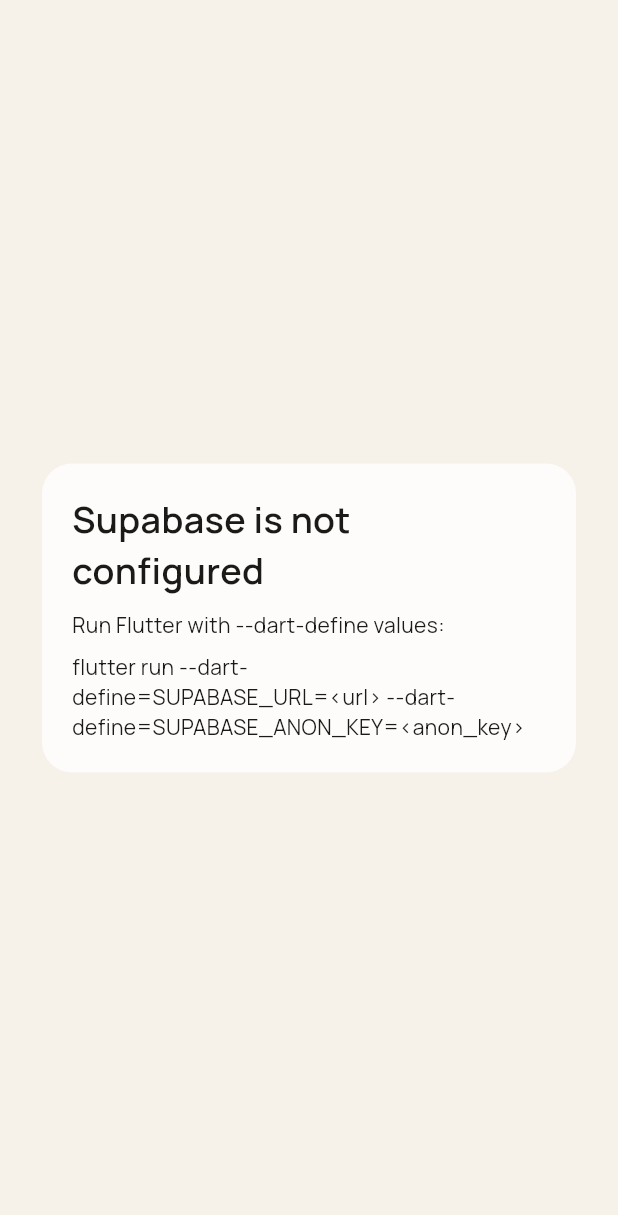
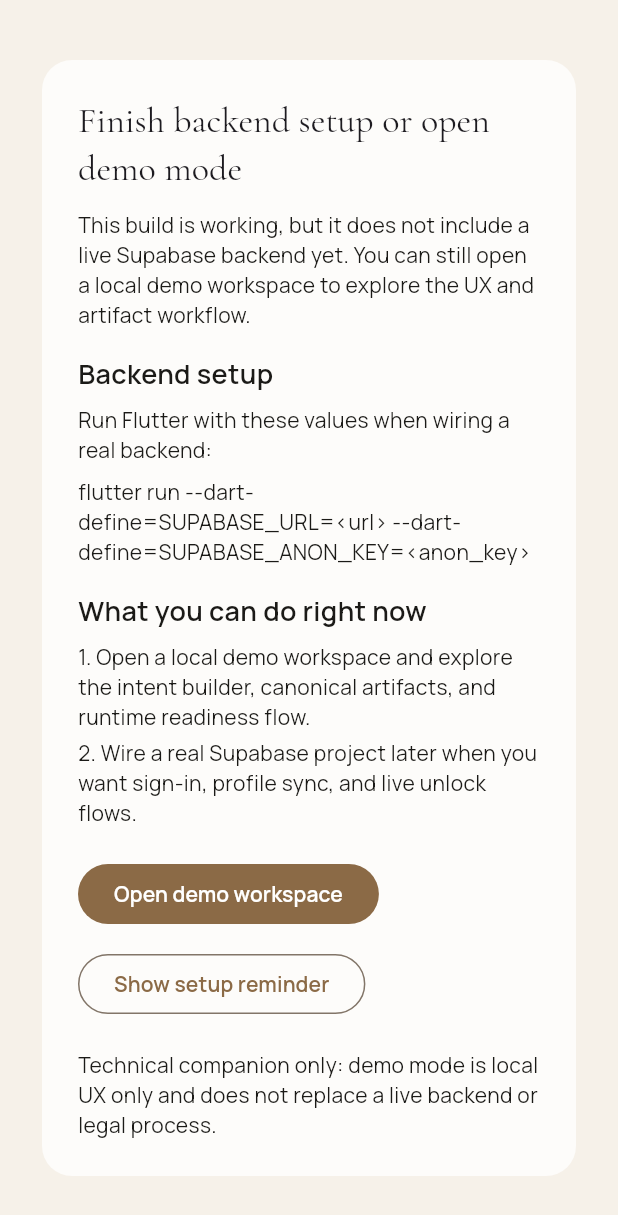
Before and after one commit to sanom-ai/digital-legacy-weaver, a Flutter app: the screen it shows after launch, on a phone screen of 412 x 824 dp. Shown: the top 1215 px of the screen. Run offline on Flutter 3.47's test engine with Material 3 defaults, Android fonts, the phone set to English and light mode, and no system bars; our stand-ins replace flutter_riverpod, flutter_secure_storage, google_fonts, shared_preferences, supabase_flutter; missing offline and left inert: cryptography; accounts and stored records are empty.

Commit message:
feat: add demo landing for unconfigured app builds

```diff
--- a/apps/flutter_app/lib/features/auth/auth_gate.dart
+++ b/apps/flutter_app/lib/features/auth/auth_gate.dart
@@ -1,4 +1,5 @@
 import 'package:digital_legacy_weaver/core/config/app_config.dart';
+import 'package:digital_legacy_weaver/features/auth/config_landing_screen.dart';
 import 'package:digital_legacy_weaver/features/auth/sign_in_screen.dart';
 import 'package:digital_legacy_weaver/features/dashboard/dashboard_screen.dart';
 import 'package:flutter/material.dart';
@@ -10,7 +11,7 @@
   @override
   Widget build(BuildContext context) {
     if (!AppConfig.isConfigured) {
-      return const _MissingConfigScreen();
+      return const ConfigLandingScreen();
     }
 
     return StreamBuilder<AuthState>(
@@ -25,42 +26,3 @@
     );
   }
 }
-
-class _MissingConfigScreen extends StatelessWidget {
-  const _MissingConfigScreen();
-
-  @override
-  Widget build(BuildContext context) {
-    return Scaffold(
-      body: Center(
-        child: Padding(
-          padding: const EdgeInsets.all(24),
-          child: ConstrainedBox(
-            constraints: const BoxConstraints(maxWidth: 560),
-            child: const Card(
-              child: Padding(
-                padding: EdgeInsets.all(20),
-                child: Column(
-                  mainAxisSize: MainAxisSize.min,
-                  crossAxisAlignment: CrossAxisAlignment.start,
-                  children: [
-                    Text(
-                      "Supabase is not configured",
-                      style: TextStyle(fontSize: 24, fontWeight: FontWeight.w600),
-                    ),
-                    SizedBox(height: 10),
-                    Text("Run Flutter with --dart-define values:"),
-                    SizedBox(height: 8),
-                    SelectableText(
-                      "flutter run --dart-define=SUPABASE_URL=<url> --dart-define=SUPABASE_ANON_KEY=<anon_key>",
-                    ),
-                  ],
-                ),
-              ),
-            ),
-          ),
-        ),
-      ),
-    );
-  }
-}
--- /dev/null
+++ b/apps/flutter_app/lib/features/auth/config_landing_screen.dart
@@ -0,0 +1,122 @@
+import 'package:digital_legacy_weaver/features/intent_builder/intent_builder_screen.dart';
+import 'package:digital_legacy_weaver/features/profile/profile_model.dart';
+import 'package:digital_legacy_weaver/features/settings/safety_settings_model.dart';
+import 'package:flutter/material.dart';
+
+class ConfigLandingScreen extends StatelessWidget {
+  const ConfigLandingScreen({
+    super.key,
+    this.unlockAttempt = false,
+  });
+
+  final bool unlockAttempt;
+
+  static final ProfileModel _demoProfile = ProfileModel(
+    id: 'demo-owner',
+    backupEmail: 'owner@example.com',
+    beneficiaryEmail: 'beneficiary@example.com',
+    legacyInactivityDays: 180,
+    selfRecoveryInactivityDays: 45,
+    lastActiveAt: DateTime.utc(2026, 1, 1),
+  );
+
+  static const SafetySettingsModel _demoSettings = SafetySettingsModel(
+    remindersEnabled: true,
+    reminderOffsetsDays: [14, 7, 1],
+    gracePeriodDays: 3,
+    legalDisclaimerAccepted: true,
+    emergencyPauseUntil: null,
+    requireTotpUnlock: false,
+    privateFirstMode: true,
+    tracePrivacyProfile: 'minimal',
+  );
+
+  @override
+  Widget build(BuildContext context) {
+    return Scaffold(
+      body: Center(
+        child: SingleChildScrollView(
+          padding: const EdgeInsets.all(24),
+          child: ConstrainedBox(
+            constraints: const BoxConstraints(maxWidth: 760),
+            child: Card(
+              child: Padding(
+                padding: const EdgeInsets.all(24),
+                child: Column(
+                  crossAxisAlignment: CrossAxisAlignment.start,
+                  mainAxisSize: MainAxisSize.min,
+                  children: [
+                    Text(
+                      unlockAttempt ? "Backend setup required" : "Finish backend setup or open demo mode",
+                      style: Theme.of(context).textTheme.headlineSmall,
+                    ),
+                    const SizedBox(height: 12),
+                    Text(
+                      unlockAttempt
+                          ? "This release bundle opened correctly, but unlock mode still needs Supabase runtime configuration before it can talk to a live backend."
+                          : "This build is working, but it does not include a live Supabase backend yet. You can still open a local demo workspace to explore the UX and artifact workflow.",
+                    ),
+                    const SizedBox(height: 16),
+                    const Text(
+                      "Backend setup",
+                      style: TextStyle(fontSize: 18, fontWeight: FontWeight.w600),
+                    ),
+                    const SizedBox(height: 8),
+                    const Text("Run Flutter with these values when wiring a real backend:"),
+                    const SizedBox(height: 8),
+                    const SelectableText(
+                      "flutter run --dart-define=SUPABASE_URL=<url> --dart-define=SUPABASE_ANON_KEY=<anon_key>",
+                    ),
+                    const SizedBox(height: 16),
+                    const Text(
+                      "What you can do right now",
+                      style: TextStyle(fontSize: 18, fontWeight: FontWeight.w600),
+                    ),
+                    const SizedBox(height: 8),
+                    const Text("1. Open a local demo workspace and explore the intent builder, canonical artifacts, and runtime readiness flow."),
+                    const SizedBox(height: 4),
+                    const Text("2. Wire a real Supabase project later when you want sign-in, profile sync, and live unlock flows."),
+                    const SizedBox(height: 20),
+                    Wrap(
+                      spacing: 12,
+                      runSpacing: 12,
+                      children: [
+                        FilledButton(
+                          onPressed: () {
+                            Navigator.of(context).push(
+                              MaterialPageRoute(
+                                builder: (_) => IntentBuilderScreen(
+                                  profile: _demoProfile,
+                                  settings: _demoSettings,
+                                ),
+                              ),
+                            );
+                          },
+                          child: const Text("Open demo workspace"),
+                        ),
+                        OutlinedButton(
+                          onPressed: () {
+                            ScaffoldMessenger.of(context).showSnackBar(
+                              const SnackBar(
+                                content: Text("Use the displayed --dart-define values when you are ready to connect a real backend."),
+                              ),
+                            );
+                          },
+                          child: const Text("Show setup reminder"),
+                        ),
+                      ],
+                    ),
+                    const SizedBox(height: 20),
+                    const Text(
+                      "Technical companion only: demo mode is local UX only and does not replace a live backend or legal process.",
+                    ),
+                  ],
+                ),
+              ),
+            ),
+          ),
+        ),
+      ),
+    );
+  }
+}
--- a/apps/flutter_app/lib/main.dart
+++ b/apps/flutter_app/lib/main.dart
@@ -1,6 +1,7 @@
 import 'package:digital_legacy_weaver/core/config/app_config.dart';
 import 'package:digital_legacy_weaver/core/theme/app_theme.dart';
 import 'package:digital_legacy_weaver/features/auth/auth_gate.dart';
+import 'package:digital_legacy_weaver/features/auth/config_landing_screen.dart';
 import 'package:digital_legacy_weaver/features/unlock/unlock_delivery_screen.dart';
 import 'package:flutter/material.dart';
 import 'package:flutter_riverpod/flutter_riverpod.dart';
@@ -44,7 +45,7 @@
     final path = Uri.base.path.toLowerCase();
     if (path == "/unlock" || path.endsWith("/unlock")) {
       if (!AppConfig.isConfigured) {
-        return const _MissingConfigScreen();
+        return const ConfigLandingScreen(unlockAttempt: true);
       }
       return UnlockDeliveryScreen(
         initialAccessId: Uri.base.queryParameters["access_id"],
@@ -54,42 +55,3 @@
     return const AuthGate();
   }
 }
-
-class _MissingConfigScreen extends StatelessWidget {
-  const _MissingConfigScreen();
-
-  @override
-  Widget build(BuildContext context) {
-    return Scaffold(
-      body: Center(
-        child: Padding(
-          padding: const EdgeInsets.all(24),
-          child: ConstrainedBox(
-            constraints: const BoxConstraints(maxWidth: 560),
-            child: const Card(
-              child: Padding(
-                padding: EdgeInsets.all(20),
-                child: Column(
-                  mainAxisSize: MainAxisSize.min,
-                  crossAxisAlignment: CrossAxisAlignment.start,
-                  children: [
-                    Text(
-                      "Supabase is not configured",
-                      style: TextStyle(fontSize: 24, fontWeight: FontWeight.w600),
-                    ),
-                    SizedBox(height: 10),
-                    Text("Run Flutter with --dart-define values:"),
-                    SizedBox(height: 8),
-                    SelectableText(
-                      "flutter run --dart-define=SUPABASE_URL=<url> --dart-define=SUPABASE_ANON_KEY=<anon_key>",
-                    ),
-                  ],
-                ),
-              ),
-            ),
-          ),
-        ),
-      ),
-    );
-  }
-}
```
Also changed, not shown: 4 other files.
